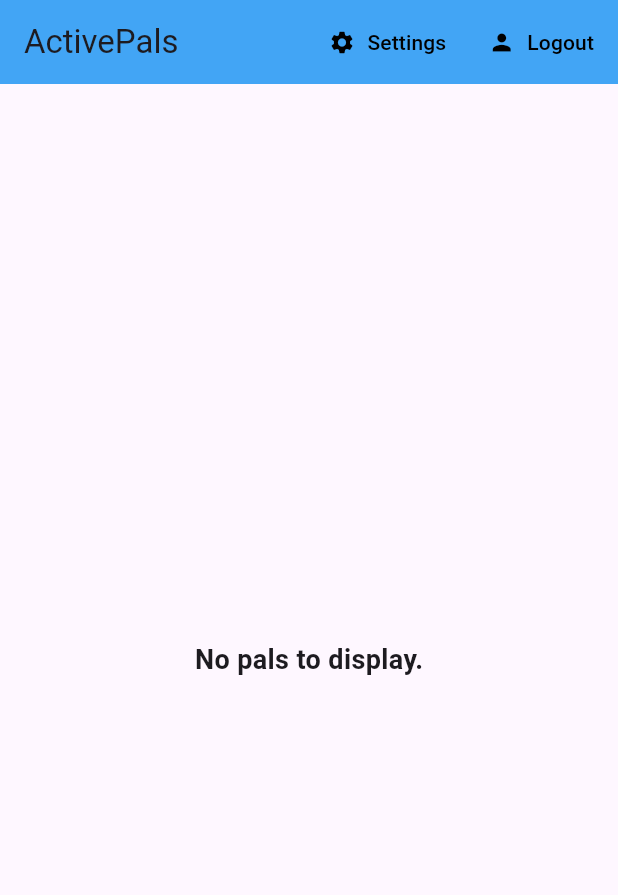
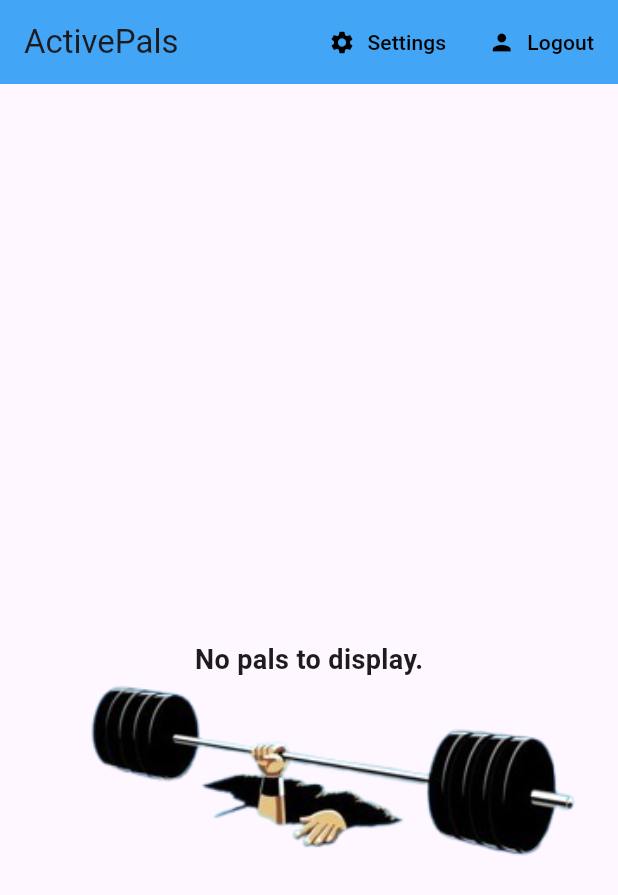
Before and after one commit to JalalA984/active-pals, a Flutter app: the screen it shows once a user with an empty profile is signed in, on a phone screen of 412 x 824 dp. Shown: the top 895 px of the screen. Run offline on Flutter 3.47's test engine with Material 3 defaults, Android fonts, the light colour scheme and no system bars; our stand-ins replace cloud_firestore, firebase_auth, firebase_core, flutter_spinkit; accounts and stored records are empty; generated files the repository leaves out were written again.

Commit message:
finish main functioanlity and add pics

```diff
--- a/lib/models/pal.dart
+++ b/lib/models/pal.dart
@@ -5,7 +5,4 @@ class Pal {
 
   Pal({required this.name, required this.workout, required this.intensity});
 
-
-
-
 }
--- a/lib/models/user_model.dart
+++ b/lib/models/user_model.dart
@@ -8,3 +8,13 @@ class UserModel {
     return 'UserModel(uid: $uid)';
   }
 }
+
+class UserDataModel {
+  final String uid;
+  final String name;
+  final String workout;
+  final int intensity;
+
+  UserDataModel({required this.uid, required this.name, required this.workout, required this.intensity});
+
+}
--- a/lib/screens/home/home.dart
+++ b/lib/screens/home/home.dart
@@ -14,13 +14,14 @@ class Home extends StatelessWidget {
     final AuthService _auth = AuthService();
 
     void _showSettingsPanel() {
-      showModalBottomSheet(context: context, builder: (context) {
+      showModalBottomSheet(
+          context: context,
+          builder: (context) {
             return Container(
               padding: EdgeInsets.symmetric(vertical: 20.0, horizontal: 60.0),
               child: SettingsForm(),
             );
           });
-
     }
 
     return StreamProvider<List<Pal>?>.value(
@@ -31,19 +32,15 @@ class Home extends StatelessWidget {
           title: Text("ActivePals"),
           backgroundColor: Colors.blue[400],
           actions: [
-
             TextButton.icon(
                 onPressed: () {
                   _showSettingsPanel();
-
                 },
                 icon: const Icon(Icons.settings, color: Colors.black),
                 label: const Text(
                   "Settings",
                   style: TextStyle(color: Colors.black),
                 )),
-
-
             TextButton.icon(
                 onPressed: () async {
                   await _auth.signOut();
@@ -53,20 +50,13 @@ class Home extends StatelessWidget {
                   "Logout",
                   style: TextStyle(color: Colors.black),
                 )),
-
-
-
-
           ],
         ),
-
-
-        body: PalsList(
-
-        ),
-
-
-
+        body: Container(
+            decoration: BoxDecoration(
+                image: DecorationImage(
+                    image: AssetImage("assets/bg.png"), fit: BoxFit.cover)),
+            child: PalsList()),
       ),
     );
   }
--- a/lib/screens/home/pals_list.dart
+++ b/lib/screens/home/pals_list.dart
@@ -39,6 +39,7 @@ class _PalsListState extends State<PalsList> {
         return ListTile(
           leading: CircleAvatar(
             radius: 25.0, backgroundColor: Colors.red[pal.intensity],
+            backgroundImage: AssetImage("assets/smile.png"),
           ),
           title: Text(pal.name),
           subtitle: Text("Prefers: ${pal.workout} | Intensity: ${pal.intensity}"),
--- a/lib/widgets/loading.dart
+++ b/lib/widgets/loading.dart
@@ -10,7 +10,7 @@ class Loading extends StatelessWidget {
       color: Colors.white,
       child: Center(
         child: SpinKitSpinningLines(
-          color: Colors.black,
+          color: Colors.blue,
           size: 80.0,
         ),
       ),
--- a/pubspec.yaml
+++ b/pubspec.yaml
@@ -63,9 +63,9 @@ flutter:
   uses-material-design: true
 
   # To add assets to your application, add an assets section, like this:
-  # assets:
-  #   - images/a_dot_burr.jpeg
-  #   - images/a_dot_ham.jpeg
+  assets:
+    - assets/
+
 
   # An image asset can refer to one or more resolution-specific "variants", see
   # https://flutter.dev/to/resolution-aware-images
```
Also changed, not shown: lib/screens/home/settings_form.dart (+43 -3 lines), lib/screens/services/database.dart (+18 -2 lines), assets/bg.png (added), assets/smile.png (added). Lines whose indentation alone changed are shown as unchanged.
